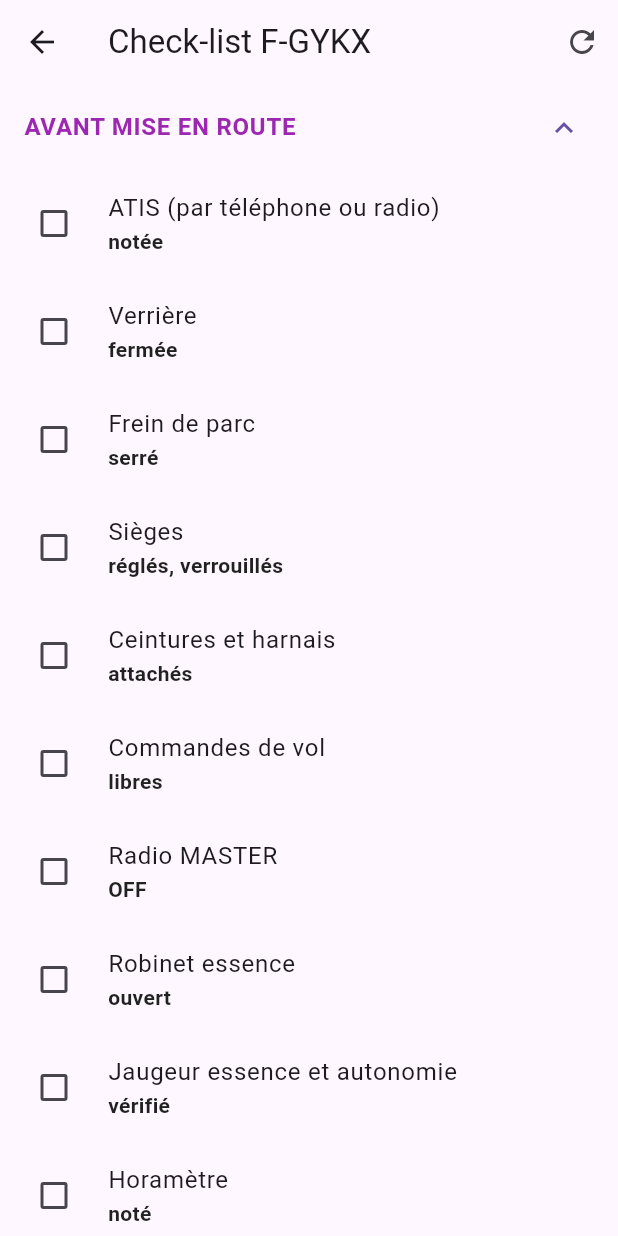
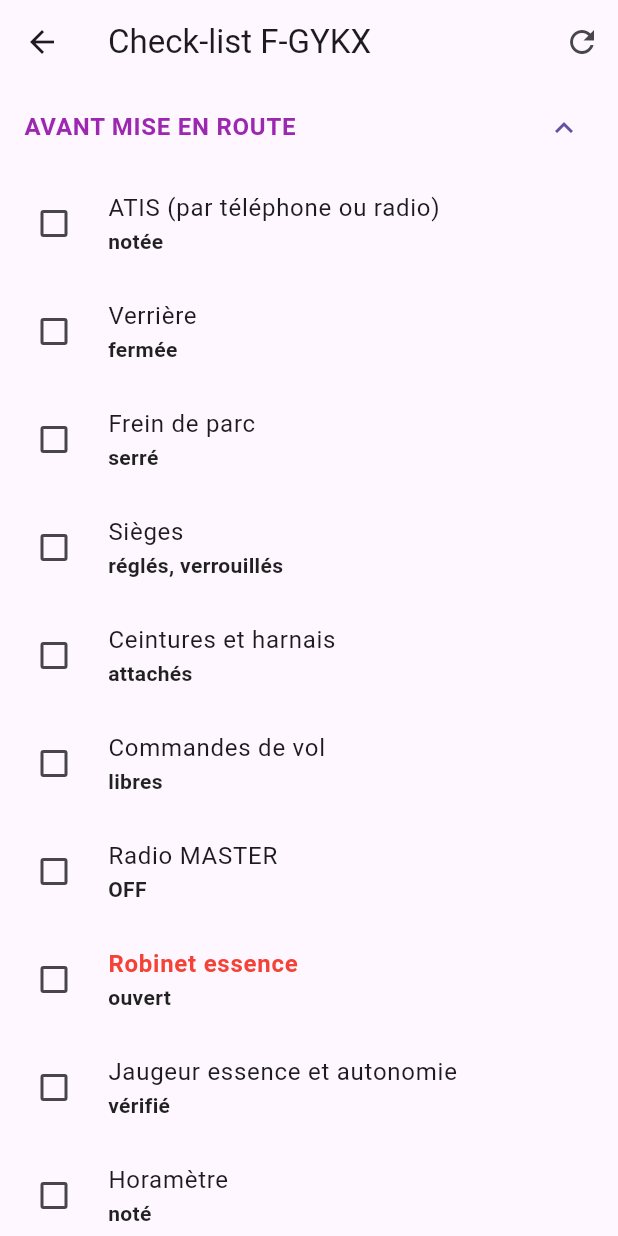
Before and after one commit to MS893/Perfos-DR400, a Flutter app: the screen it shows after launch, after a tap on the "playlist add check" icon, on a phone screen of 412 x 824 dp. Run offline on Flutter 3.47's test engine with Material 3 defaults, Android fonts, the phone set to English and light mode, and no system bars.

Commit message:
maj listes

```diff
--- a/lib/main.dart
+++ b/lib/main.dart
@@ -189,36 +189,9 @@ class _PerformanceCalculatorState extends State<PerformanceCalculator> {
             Expanded(
               child: TabBarView(
                 children: [
-                  PlaneResultView(
-                    planeName: 'F-GYKX',
-                    aircraft: fGykx,
-                    altitude: altitude,
-                    temp: temp,
-                    mass: mass,
-                    wind: wind,
-                    runwayType: _runwayType,
-                    surfaceState: _surfaceState,
-                  ),
-                  PlaneResultView(
-                    planeName: 'F-BVCY',
-                    aircraft: fBvcy,
-                    altitude: altitude,
-                    temp: temp,
-                    mass: mass,
-                    wind: wind,
-                    runwayType: _runwayType,
-                    surfaceState: _surfaceState,
-                  ),
-                  PlaneResultView(
-                    planeName: 'F-HAIX',
-                    aircraft: fHaix,
-                    altitude: altitude,
-                    temp: temp,
-                    mass: mass,
-                    wind: wind,
-                    runwayType: _runwayType,
-                    surfaceState: _surfaceState,
-                  ),
+                  PlaneResultView(planeName: 'F-GYKX', aircraft: fGykx, altitude: altitude, temp: temp, mass: mass, wind: wind, runwayType: _runwayType, surfaceState: _surfaceState),
+                  PlaneResultView(planeName: 'F-BVCY', aircraft: fBvcy, altitude: altitude, temp: temp, mass: mass, wind: wind, runwayType: _runwayType, surfaceState: _surfaceState),
+                  PlaneResultView(planeName: 'F-HAIX', aircraft: fHaix, altitude: altitude, temp: temp, mass: mass, wind: wind, runwayType: _runwayType, surfaceState: _surfaceState),
                 ],
               ),
             ),
@@ -245,12 +218,8 @@ class _ChecklistPageState extends State<ChecklistPage> {
   bool _isSectionComplete(int sectionIdx, List<ChecklistItem> items) {
     final checkedList = _checkedItems[sectionIdx];
     if (checkedList == null) return false;
-
-    // Une section est complète si TOUS les items cochables sont cochés
     for (int i = 0; i < items.length; i++) {
-      if (items[i].isCheckable && !checkedList[i]) {
-        return false;
-      }
+      if (items[i].isCheckable && !checkedList[i]) return false;
     }
     return true;
   }
@@ -258,11 +227,7 @@ class _ChecklistPageState extends State<ChecklistPage> {
   void _scrollToIndex(int index) {
     Future.delayed(const Duration(milliseconds: 200), () {
       if (_scrollController.hasClients) {
-        _scrollController.animateTo(
-          index * 56.0,
-          duration: const Duration(milliseconds: 300),
-          curve: Curves.easeInOut
-        );
+        _scrollController.animateTo(index * 56.0, duration: const Duration(milliseconds: 300), curve: Curves.easeInOut);
       }
     });
   }
@@ -287,7 +252,7 @@ class _ChecklistPageState extends State<ChecklistPage> {
         ],
       ),
       body: checklist.isEmpty
-          ? const Center(child: Text('Aucune check-list disponible pour cet avion.'))
+          ? const Center(child: Text('Aucune check-list disponible.'))
           : ListView.builder(
               controller: _scrollController,
               itemCount: checklist.length,
@@ -297,11 +262,8 @@ class _ChecklistPageState extends State<ChecklistPage> {
                 final isOpen = _expandedIndex == sectionIdx;
 
                 Color titleColor = Colors.blue;
-                if (isOpen) {
-                  titleColor = Colors.purple;
-                } else if (isComplete) {
-                  titleColor = Colors.green;
-                }
+                if (isOpen) titleColor = Colors.purple;
+                else if (isComplete) titleColor = Colors.green;
 
                 return Theme(
                   data: Theme.of(context).copyWith(dividerColor: Colors.transparent),
@@ -316,19 +278,21 @@ class _ChecklistPageState extends State<ChecklistPage> {
                         setState(() => _expandedIndex = -1);
                       }
                     },
-                    title: Text(
-                      section.title,
-                      style: TextStyle(fontWeight: FontWeight.bold, color: titleColor),
-                    ),
+                    title: Text(section.title, style: TextStyle(fontWeight: FontWeight.bold, color: titleColor)),
                     children: List.generate(section.items.length, (itemIdx) {
                       final item = section.items[itemIdx];
                       _checkedItems[sectionIdx] ??= List.filled(section.items.length, false);
 
+                      final itemStyle = TextStyle(
+                        color: item.color,
+                        fontWeight: item.color != null ? FontWeight.bold : FontWeight.normal,
+                      );
+
                       if (!item.isCheckable) {
                         return ListTile(
-                          title: Text(item.action, style: const TextStyle(fontSize: 14)),
+                          title: Text(item.action, style: itemStyle.copyWith(fontSize: 14)),
                           subtitle: Text(item.status, style: const TextStyle(fontStyle: FontStyle.italic, color: Colors.blueGrey)),
-                          contentPadding: const EdgeInsets.symmetric(horizontal: 24, vertical: 0),
+                          contentPadding: const EdgeInsets.symmetric(horizontal: 24),
                           dense: true,
                         );
                       }
@@ -338,7 +302,6 @@ class _ChecklistPageState extends State<ChecklistPage> {
                         onChanged: (val) {
                           setState(() {
                             _checkedItems[sectionIdx]![itemIdx] = val!;
-
                             if (_isSectionComplete(sectionIdx, section.items)) {
                               if (_expandedIndex < checklist.length - 1) {
                                 _expandedIndex++;
@@ -349,7 +312,7 @@ class _ChecklistPageState extends State<ChecklistPage> {
                             }
                           });
                         },
-                        title: Text(item.action),
+                        title: Text(item.action, style: itemStyle),
                         subtitle: Text(item.status, style: const TextStyle(fontWeight: FontWeight.bold, color: Colors.black87)),
                         controlAffinity: ListTileControlAffinity.leading,
                       );
@@ -372,81 +335,46 @@ class PlaneResultView extends StatelessWidget {
   final String runwayType;
   final String surfaceState;
 
-  const PlaneResultView({
-    super.key,
-    required this.planeName,
-    this.aircraft,
-    this.altitude,
-    this.temp,
-    this.mass,
-    this.wind,
-    required this.runwayType,
-    required this.surfaceState,
-  });
+  const PlaneResultView({super.key, required this.planeName, this.aircraft, this.altitude, this.temp, this.mass, this.wind, required this.runwayType, required this.surfaceState});
 
   @override
   Widget build(BuildContext context) {
-    if (aircraft == null || altitude == null || temp == null || mass == null || wind == null) {
-      return const Center(child: Text('Données manquantes ou invalides.'));
-    }
+    if (aircraft == null || altitude == null || temp == null || mass == null || wind == null) return const Center(child: Text('Données manquantes ou invalides.'));
 
-    // --- CALCULS DÉCOLLAGE ---
     PerformanceResult takeoffRes = aircraft!.getTakeoffPerformance(altitude!, temp!, mass!, runwayType);
     double windFactorTakeoff = aircraft!.calculateWindFactorTakeoff(wind!);
-
     double toRoll = takeoffRes.entry.roll * windFactorTakeoff;
     double toDist = takeoffRes.entry.distance * windFactorTakeoff;
 
-    // --- CALCULS ATTERRISSAGE ---
     PerformanceResult landingRes = aircraft!.landing.calculate(altitude!, temp!, mass!);
     double windFactorLanding = aircraft!.calculateWindFactorLanding(wind!);
-
     double ldRoll = landingRes.entry.roll * windFactorLanding;
     double ldDist = landingRes.entry.distance * windFactorLanding;
 
-    // Correction Mouillée (+10%)
     if (surfaceState == 'Mouillée') {
-      toRoll *= 1.10;
-      toDist *= 1.10;
-      ldRoll *= 1.10;
-      ldDist *= 1.10;
+      toRoll *= 1.10; toDist *= 1.10; ldRoll *= 1.10; ldDist *= 1.10;
     }
 
-    // Distance de sécurité (+15%)
     double toDistSafety = toDist * 1.15;
     double ldDistSafety = ldDist * 1.15;
 
-    CalculationStatus finalStatus = _getWorstStatus([
-      takeoffRes.status,
-      landingRes.status,
-      aircraft!.getWindStatus(wind!)
-    ]);
+    CalculationStatus finalStatus = _getWorstStatus([takeoffRes.status, landingRes.status, aircraft!.getWindStatus(wind!)]);
 
     return SingleChildScrollView(
       child: Padding(
-        padding: const EdgeInsets.symmetric(horizontal: 16.0, vertical: 0.0),
+        padding: const EdgeInsets.symmetric(horizontal: 16.0),
         child: Column(
           children: [
-            if (finalStatus == CalculationStatus.noData)
-              const Padding(
-                padding: EdgeInsets.all(20.0),
-                child: Text('Données non disponibles pour cet avion.', style: TextStyle(color: Colors.red, fontWeight: FontWeight.bold)),
-              )
+            if (finalStatus == CalculationStatus.noData) const Padding(padding: EdgeInsets.all(20.0), child: Text('Données non disponibles.', style: TextStyle(color: Colors.red, fontWeight: FontWeight.bold)))
             else ...[
-              if (finalStatus != CalculationStatus.exact)
-                _buildStatusWarning(finalStatus)
-              else
-                const SizedBox(height: 16),
-
+              if (finalStatus != CalculationStatus.exact) _buildStatusWarning(finalStatus) else const SizedBox(height: 16),
               _buildSectionTitle('DÉCOLLAGE (Passage 15m)'),
               _buildResultRow(context, 'Roulement', toRoll, Colors.blue.shade50),
               _buildDualResultRow(context, 'Distance Totale', toDistSafety, toDist, Colors.blue.shade100),
-
               const SizedBox(height: 12),
               _buildSectionTitle('ATTERRISSAGE (Passage 15m)'),
               _buildResultRow(context, 'Roulement', ldRoll, Colors.green.shade50),
               _buildDualResultRow(context, 'Distance Totale', ldDistSafety, ldDist, Colors.green.shade100),
-
               const SizedBox(height: 20),
               _buildInfoCard(windFactorTakeoff, windFactorLanding),
             ]
@@ -456,12 +384,7 @@ class PlaneResultView extends StatelessWidget {
     );
   }
 
-  Widget _buildSectionTitle(String title) {
-    return Padding(
-      padding: const EdgeInsets.symmetric(vertical: 4.0),
-      child: Text(title, style: const TextStyle(fontWeight: FontWeight.bold, fontSize: 13, color: Colors.blueGrey)),
-    );
-  }
+  Widget _buildSectionTitle(String title) => Padding(padding: const EdgeInsets.symmetric(vertical: 4.0), child: Text(title, style: const TextStyle(fontWeight: FontWeight.bold, fontSize: 13, color: Colors.blueGrey)));
 
   CalculationStatus _getWorstStatus(List<CalculationStatus> statuses) {
     if (statuses.contains(CalculationStatus.noData)) return CalculationStatus.noData;
@@ -475,11 +398,7 @@ class PlaneResultView extends StatelessWidget {
     return Container(
       margin: const EdgeInsets.only(bottom: 8, top: 22),
       padding: const EdgeInsets.all(8),
-      decoration: BoxDecoration(
-        color: isExtrapolated ? Colors.red.shade50 : Colors.orange.shade50,
-        borderRadius: BorderRadius.circular(8),
-        border: Border.all(color: isExtrapolated ? Colors.red : Colors.orange),
-      ),
+      decoration: BoxDecoration(color: isExtrapolated ? Colors.red.shade50 : Colors.orange.shade50, borderRadius: BorderRadius.circular(8), border: Border.all(color: isExtrapolated ? Colors.red : Colors.orange)),
       child: Row(
         children: [
           Icon(isExtrapolated ? Icons.warning_amber_rounded : Icons.info_outline, color: isExtrapolated ? Colors.red : Colors.orange, size: 20),
@@ -490,64 +409,33 @@ class PlaneResultView extends StatelessWidget {
     );
   }
 
-  Widget _buildResultRow(BuildContext context, String label, double value, Color bgColor) {
-    return Padding(
+  Widget _buildResultRow(BuildContext context, String label, double value, Color bgColor) => Padding(
     padding: const EdgeInsets.symmetric(vertical: 2.0),
-      child: Row(
-        mainAxisAlignment: MainAxisAlignment.spaceBetween,
-        children: [
+    child: Row(mainAxisAlignment: MainAxisAlignment.spaceBetween, children: [
       Text(label, style: const TextStyle(fontSize: 13)),
-          Container(
-            padding: const EdgeInsets.symmetric(horizontal: 10, vertical: 4),
-            decoration: BoxDecoration(color: bgColor, borderRadius: BorderRadius.circular(6), border: Border.all(color: Colors.black12)),
-            child: Text('${value.toStringAsFixed(0)} m', style: const TextStyle(fontSize: 16, fontWeight: FontWeight.bold, color: Colors.black87)),
-          ),
-        ],
-      ),
+      Container(padding: const EdgeInsets.symmetric(horizontal: 10, vertical: 4), decoration: BoxDecoration(color: bgColor, borderRadius: BorderRadius.circular(6), border: Border.all(color: Colors.black12)), child: Text('${value.toStringAsFixed(0)} m', style: const TextStyle(fontSize: 16, fontWeight: FontWeight.bold))),
+    ]),
   );
-  }
 
-  Widget _buildDualResultRow(BuildContext context, String label, double safetyValue, double tableValue, Color tableBgColor) {
-    return Padding(
+  Widget _buildDualResultRow(BuildContext context, String label, double safetyValue, double tableValue, Color tableBgColor) => Padding(
     padding: const EdgeInsets.symmetric(vertical: 2.0),
-      child: Row(
-        children: [
+    child: Row(children: [
       Expanded(flex: 3, child: Text(label, style: const TextStyle(fontSize: 13, fontWeight: FontWeight.bold))),
-          Container(
-            width: 70,
-            padding: const EdgeInsets.symmetric(vertical: 4),
-            decoration: BoxDecoration(color: Colors.orange.shade50, borderRadius: BorderRadius.circular(6), border: Border.all(color: Colors.orange.shade200)),
-            child: Center(child: Text('${safetyValue.toStringAsFixed(0)} m*', style: const TextStyle(fontSize: 16, fontWeight: FontWeight.bold, color: Colors.deepOrange))),
-          ),
+      Container(width: 70, padding: const EdgeInsets.symmetric(vertical: 4), decoration: BoxDecoration(color: Colors.orange.shade50, borderRadius: BorderRadius.circular(6), border: Border.all(color: Colors.orange.shade200)), child: Center(child: Text('${safetyValue.toStringAsFixed(0)} m*', style: const TextStyle(fontSize: 16, fontWeight: FontWeight.bold, color: Colors.deepOrange)))),
       const SizedBox(width: 8),
-          Container(
-            width: 70,
-            padding: const EdgeInsets.symmetric(vertical: 4),
-            decoration: BoxDecoration(color: tableBgColor, borderRadius: BorderRadius.circular(6), border: Border.all(color: Colors.black12)),
-            child: Center(child: Text('${tableValue.toStringAsFixed(0)} m', style: const TextStyle(fontSize: 16, fontWeight: FontWeight.bold, color: Colors.black54))),
-          ),
-        ],
-      ),
+      Container(width: 70, padding: const EdgeInsets.symmetric(vertical: 4), decoration: BoxDecoration(color: tableBgColor, borderRadius: BorderRadius.circular(6), border: Border.all(color: Colors.black12)), child: Center(child: Text('${tableValue.toStringAsFixed(0)} m', style: const TextStyle(fontSize: 16, fontWeight: FontWeight.bold, color: Colors.black54)))),
+    ]),
   );
-  }
 
-  Widget _buildInfoCard(double wfTO, double wfLD) {
-    return Card(
+  Widget _buildInfoCard(double wfTO, double wfLD) => Card(
     color: Colors.amber.shade50,
-      child: Padding(
-        padding: const EdgeInsets.all(12.0),
-        child: Column(
-          children: [
+    child: Padding(padding: const EdgeInsets.all(12.0), child: Column(children: [
       const Text('Notes et Corrections :', style: TextStyle(fontWeight: FontWeight.bold, fontSize: 12)),
       const SizedBox(height: 4),
       const Text('(*) Distance majorée de 15% (Pilote niveau standard)', style: TextStyle(fontSize: 11, fontStyle: FontStyle.italic, color: Colors.deepOrange)),
       const SizedBox(height: 8),
       Text('• Vent TO: x${wfTO.toStringAsFixed(2)} | LD: x${wfLD.toStringAsFixed(2)}', style: const TextStyle(fontSize: 11)),
-            if (runwayType == 'Herbe') const Text('• Herbe : Coefficient ou tableau spécifique appliqué', style: TextStyle(fontSize: 11)),
-            if (surfaceState == 'Mouillée') const Text('• Piste Mouillée : +10% (Valeur estimée, non constructeur)', style: TextStyle(fontSize: 11, color: Colors.blueGrey, fontStyle: FontStyle.italic)),
-          ],
-        ),
-      ),
+      if (surfaceState == 'Mouillée') const Text('• Piste Mouillée : +10% (Valeur estimée)', style: TextStyle(fontSize: 11, color: Colors.blueGrey, fontStyle: FontStyle.italic)),
+    ])),
   );
 }
-}
```
Lines whose indentation alone changed are shown as unchanged.
